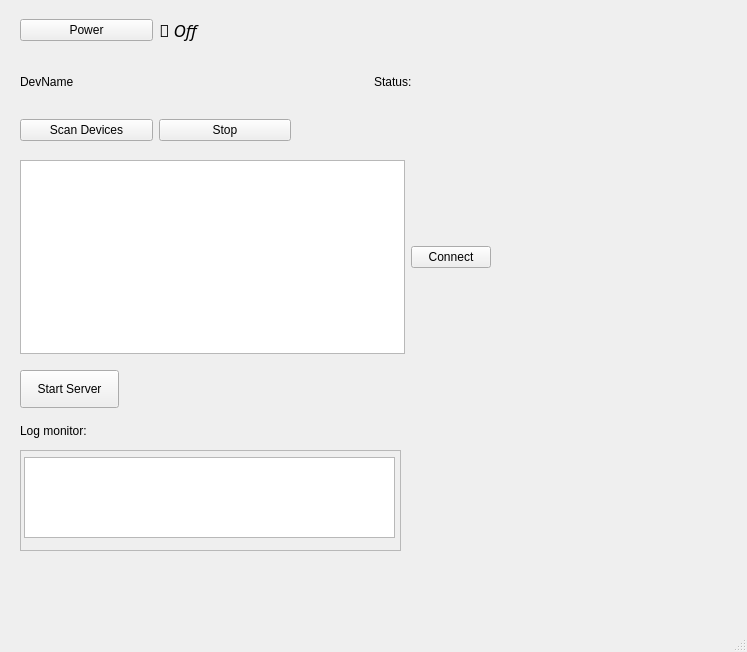
Above: ui/btmainwindow.ui from lsequera/btserver before the change. Below: the same form after it.
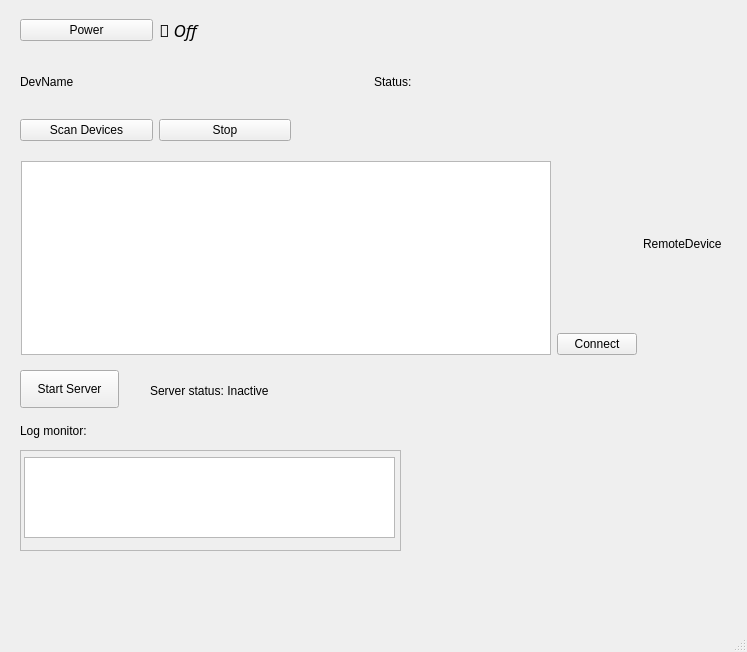
That is the form after the change.

Patch:
```diff
--- a/ui/btmainwindow.ui
+++ b/ui/btmainwindow.ui
@@ -78,7 +78,7 @@
      <string>Log monitor:</string>
     </property>
    </widget>
-   <widget class="QWidget" name="">
+   <widget class="QWidget" name="layoutWidget">
     <property name="geometry">
      <rect>
       <x>20</x>
@@ -111,7 +111,7 @@
      </item>
     </layout>
    </widget>
-   <widget class="QWidget" name="">
+   <widget class="QWidget" name="layoutWidget">
     <property name="geometry">
      <rect>
       <x>20</x>
@@ -137,7 +137,7 @@
      </item>
     </layout>
    </widget>
-   <widget class="QWidget" name="">
+   <widget class="QWidget" name="layoutWidget">
     <property name="geometry">
      <rect>
       <x>20</x>
@@ -163,20 +163,27 @@
      </item>
     </layout>
    </widget>
-   <widget class="QWidget" name="">
+   <widget class="QWidget" name="layoutWidget">
     <property name="geometry">
      <rect>
-      <x>20</x>
-      <y>160</y>
-      <width>471</width>
+      <x>21</x>
+      <y>161</y>
+      <width>701</width>
       <height>194</height>
      </rect>
     </property>
-    <layout class="QHBoxLayout" name="horizontalLayout_4">
-     <item>
+    <layout class="QGridLayout" name="gridLayout">
+     <item row="0" column="0" rowspan="2">
       <widget class="QListWidget" name="devices_list"/>
      </item>
-     <item>
+     <item row="0" column="2">
+      <widget class="QLabel" name="pair_status">
+       <property name="text">
+        <string>RemoteDevice</string>
+       </property>
+      </widget>
+     </item>
+     <item row="1" column="1">
       <widget class="QPushButton" name="connect_button">
        <property name="text">
         <string>Connect</string>
@@ -185,6 +192,19 @@
      </item>
     </layout>
    </widget>
+   <widget class="QLabel" name="server_status">
+    <property name="geometry">
+     <rect>
+      <x>150</x>
+      <y>380</y>
+      <width>161</width>
+      <height>21</height>
+     </rect>
+    </property>
+    <property name="text">
+     <string>Server status: Inactive</string>
+    </property>
+   </widget>
   </widget>
   <widget class="QMenuBar" name="menubar">
    <property name="geometry">
```
Left out of the diff: 6 changed lines with no effect on the pictures.
